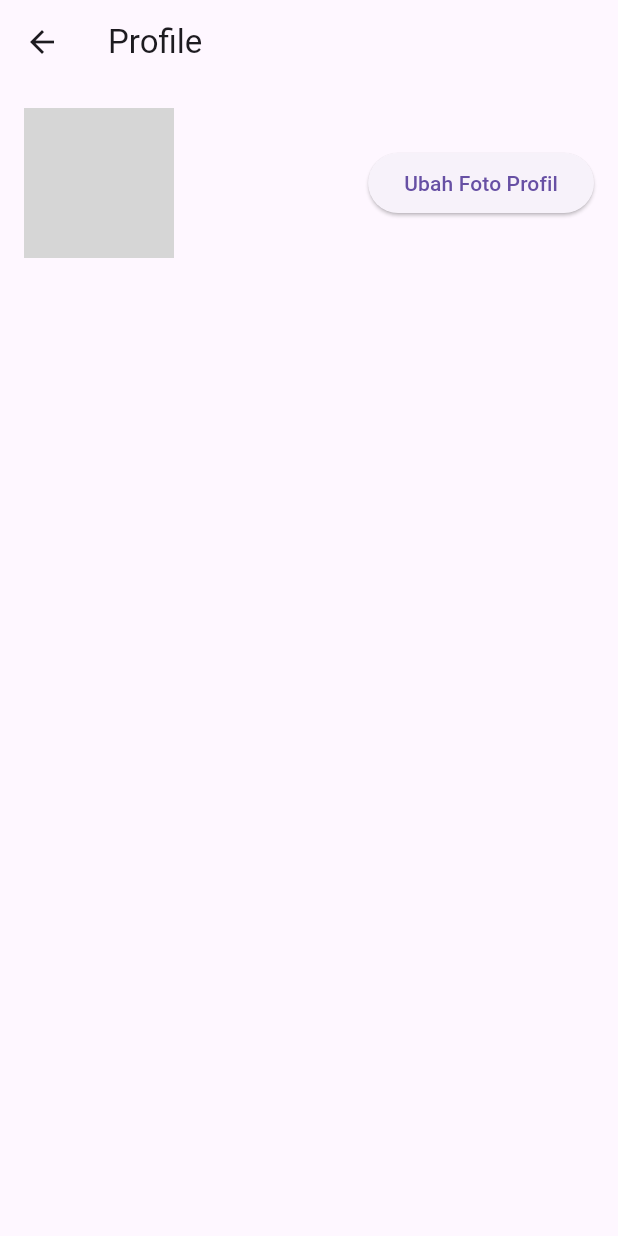
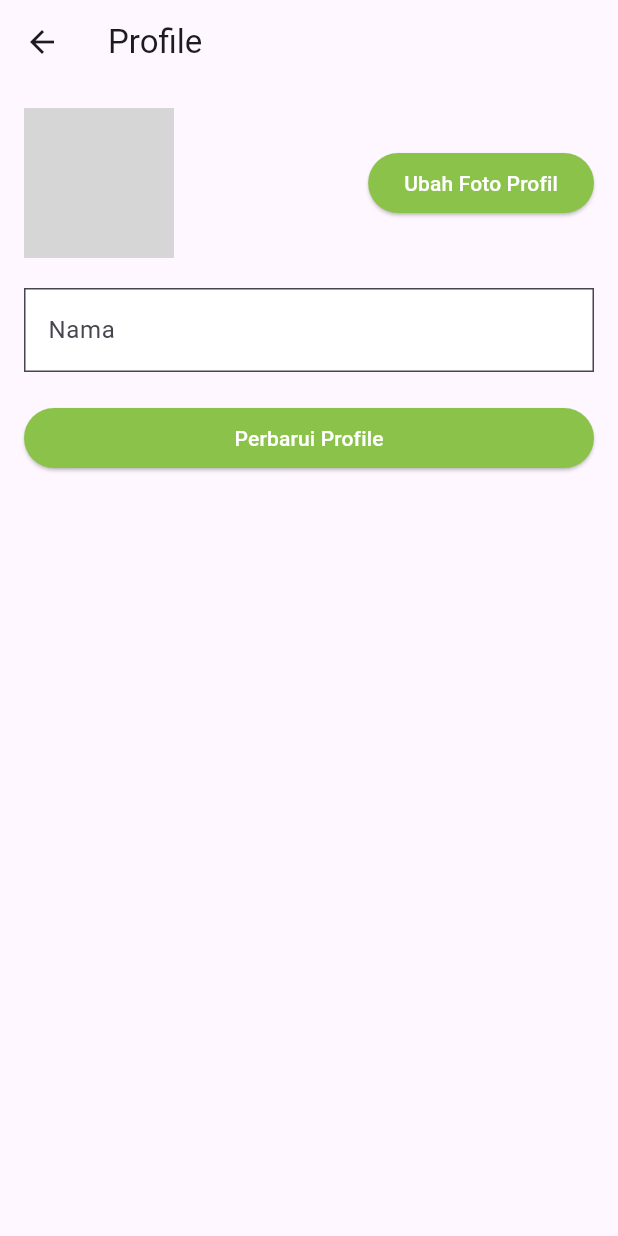
Before and after one commit to SitexHalim/catatan-keuangan, a Flutter app: the ProfilesScreen screen opened by its route, after a tap on "Ubah Foto Profil", on a phone screen of 412 x 824 dp. Run offline on Flutter 3.47's test engine with Material 3 defaults, Android fonts, the phone set to English and light mode, and no system bars; our stand-ins replace cloud_firestore, firebase_auth, firebase_core, fl_chart, flutter_local_notifications, get and 3 more; accounts and stored records are empty; grey boxes are pictures that could not be loaded.

Commit message:
mix error pada screen profile

```diff
--- a/lib/controller/controller_profile.dart
+++ b/lib/controller/controller_profile.dart
@@ -4,6 +4,7 @@ import 'package:get/get.dart';
 import 'package:flutter/material.dart';
 import 'package:shared_preferences/shared_preferences.dart';
 import 'package:intl/intl.dart';
+import 'package:image_picker/image_picker.dart';
 
 class ControllerProfile extends GetxController {
   TextEditingController expenseController = TextEditingController();
@@ -30,7 +31,6 @@ class ControllerProfile extends GetxController {
     await flutterLocalNotificationsPlugin.initialize(initializationSettings);
   }
 
-  // Menampilkan notifikasi
   Future<void> _showNotification(String title, String body) async {
     print("Notifikasi akan muncul dengan title: $title");
     const androidDetails = AndroidNotificationDetails(
@@ -53,6 +53,8 @@ class ControllerProfile extends GetxController {
     prefs.setDouble('maxExpense', expense);
     maxExpense.value = expense;
     checkExpenses(ControllerTransaksi().totalOutcome);
+    Get.defaultDialog(
+        title: 'Sukses', middleText: 'Batas Pengeluaran di simpan');
   }
 
   void checkExpenses(double currentExpense) {
@@ -88,7 +90,17 @@ class ControllerProfile extends GetxController {
     update();
   }
 
-  // Save profile photo
+  Future<void> pickProfilePhoto() async {
+    final ImagePicker _picker = ImagePicker();
+    final XFile? pickedFile = await _picker.pickImage(
+      source: ImageSource.gallery,
+    );
+
+    if (pickedFile != null) {
+      await saveProfilePhoto(pickedFile.path);
+    }
+  }
+
   Future<void> saveProfilePhoto(String newProfilePhoto) async {
     final prefs = await SharedPreferences.getInstance();
     prefs.setString('profilePhoto', newProfilePhoto);
--- a/lib/main.dart
+++ b/lib/main.dart
@@ -2,6 +2,7 @@ import 'package:catatan_keuangan/controller/controller_profile.dart';
 import 'package:catatan_keuangan/firebase_options.dart';
 import 'package:catatan_keuangan/route/route_screen.dart';
 import 'package:catatan_keuangan/screen/dashboard_screen.dart';
+import 'package:catatan_keuangan/screen/login_screen.dart';
 import 'package:firebase_core/firebase_core.dart';
 import 'package:flutter/material.dart';
 import 'package:get/get.dart';
@@ -29,7 +30,7 @@ class Apps extends StatelessWidget {
         darkTheme: ThemeData.dark(),
         theme: ThemeData.light(),
         debugShowCheckedModeBanner: false,
-        home: DashboardScreen(),
+        home: LoginScreen(),
         getPages: RouteScreen.Page,
       );
     });
--- a/lib/screen/profiles_screen.dart
+++ b/lib/screen/profiles_screen.dart
@@ -1,4 +1,6 @@
+import 'dart:io';
 import 'package:catatan_keuangan/controller/controller_profile.dart';
+import 'package:catatan_keuangan/controller/controller_user.dart';
 import 'package:flutter/material.dart';
 import 'package:get/get.dart';
 
@@ -11,6 +13,8 @@ class ProfilesScreen extends StatefulWidget {
 
 class _ProfilesScreenState extends State<ProfilesScreen> {
   final controll = Get.put(ControllerProfile());
+  final controllUser = Get.put(ControllerUser());
+
   @override
   Widget build(BuildContext context) {
     return Scaffold(
@@ -29,18 +33,48 @@ class _ProfilesScreenState extends State<ProfilesScreen> {
                     radius: 50,
                     backgroundImage: controll.profilePhoto.value.isEmpty
                         ? const AssetImage('assets/default_profile.png')
-                        : NetworkImage(controll.profilePhoto.value),
+                        : FileImage(File(controll.profilePhoto.value))
+                            as ImageProvider,
                   ),
                   ElevatedButton(
                     onPressed: () {
-                      controll.saveProfilePhoto(
-                          'https://lp-cms-production.imgix.net/2022-04/Indonesia%20Gunung%20Kerinci%20Muhammad%20Rinandar%20Taysa%20:%20EyeEm%20GettyImages-1191868930%20RFE.jpg?auto=format&q=40&w=870&dpr=4');
+                      controll.pickProfilePhoto();
                     },
+                    style: ElevatedButton.styleFrom(
+                        backgroundColor: Colors.lightGreen,
+                        foregroundColor: Colors.white),
                     child: const Text('Ubah Foto Profil'),
                   ),
                 ],
               );
             }),
+            const SizedBox(
+              height: 20,
+            ),
+            TextField(
+              controller: controllUser.namacontrol,
+              decoration: InputDecoration(
+                  labelText: 'Nama',
+                  border: OutlineInputBorder(
+                      borderRadius: BorderRadius.circular(0)),
+                  fillColor: Colors.white,
+                  filled: true),
+            ),
+            const SizedBox(
+              height: 20,
+            ),
+            SizedBox(
+              width: double.infinity,
+              child: ElevatedButton(
+                onPressed: () {
+                  controllUser.updateUserNama(controllUser.namacontrol.text);
+                },
+                style: ElevatedButton.styleFrom(
+                    backgroundColor: Colors.lightGreen,
+                    foregroundColor: Colors.white),
+                child: const Text('Perbarui Profile'),
+              ),
+            )
           ],
         ),
       ),
--- a/lib/screen/setting_screen.dart
+++ b/lib/screen/setting_screen.dart
@@ -116,7 +116,7 @@ class _SettingsScreenState extends State<Settingscreen> {
                       print('Berhasil menyimpan data ke sharedprefenced');
                     },
                     style: ElevatedButton.styleFrom(
-                        backgroundColor: Colors.grey,
+                        backgroundColor: Colors.lightGreen,
                         foregroundColor: Colors.white),
                     child: const Text('Simpan Batas Pengeluaran'),
                   ),
--- a/pubspec.yaml
+++ b/pubspec.yaml
@@ -45,6 +45,7 @@ dependencies:
   fl_chart: ^0.69.2
   intl: ^0.20.1
   flutter_local_notifications: ^18.0.1
+  image_picker: ^1.1.2
 
 dev_dependencies:
   flutter_test:
```
Also changed, not shown: lib/controller/controller_user.dart (+43 -1 lines), lib/screen/profile_screen.dart (+58 -5 lines), pubspec.lock, 5 other files.
